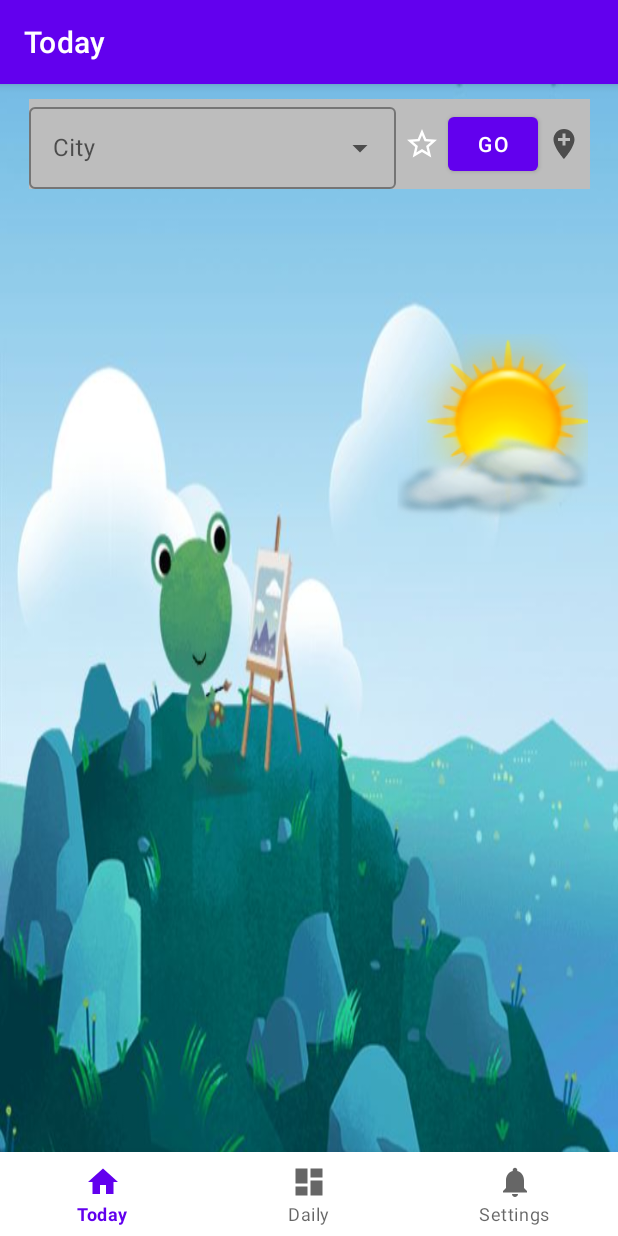
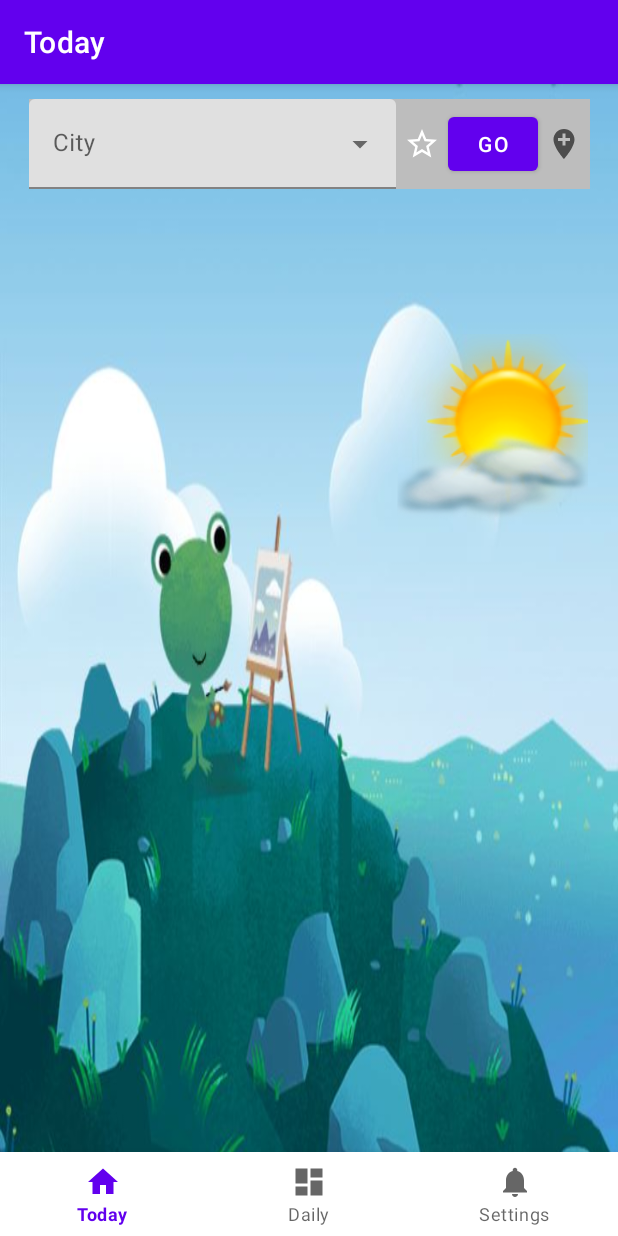
Before and after one commit to vysaghkt/Weather-App-Retrofit, an Android app: the screen it shows after launch (MainActivity), after a tap on "Favourites", on a phone screen of 412 x 824 dp. Run offline under Robolectric (Android 15) with nearby library versions, the phone set to English and light mode, and no system bars; our stand-ins replace Picasso, Room's generated code, navigation-ui; libraries missing offline, so code that uses them is left out: com.karumi.dexter; pictures from the network do not load; 1 statement that could not run was skipped.

Commit message:
Replaced Hardcoded strings

```diff
--- a/app/src/main/java/com/example/weatherappretrofit/ui/dashboard/DailyModel.kt
+++ b/app/src/main/java/com/example/weatherappretrofit/ui/dashboard/DailyModel.kt
@@ -4,5 +4,5 @@ data class DailyModel(
     val dayOfWeek: String,
     val dayTemp: String,
     val nightTemp: String,
-    val iconCode: String
+    val iconLink: String
 )
--- a/app/src/main/java/com/example/weatherappretrofit/ui/dashboard/ForecastAdapter.kt
+++ b/app/src/main/java/com/example/weatherappretrofit/ui/dashboard/ForecastAdapter.kt
@@ -33,7 +33,8 @@ class ForecastAdapter(private val items: List<DailyModel>, private val context:
         holder.dayTextView.text = item.dayOfWeek
         holder.dayTemp.text = item.dayTemp
         holder.nightTemp.text = item.nightTemp
-        Picasso.get().load("http://openweathermap.org/img/wn/${item.iconCode}@4x.png")
+        Picasso.get()
+            .load(item.iconLink)
             .placeholder(R.drawable.ic_baseline_image_24)
             .into(holder.climateIcon)
     }
--- a/app/src/main/java/com/example/weatherappretrofit/ui/home/TodayFragment.kt
+++ b/app/src/main/java/com/example/weatherappretrofit/ui/home/TodayFragment.kt
@@ -69,7 +69,8 @@ class TodayFragment : Fragment() {
 
             binding.searchButton.setOnClickListener {
                 if (binding.citySearch.text.isEmpty()) {
-                    Toast.makeText(activity, "Please Enter a City Name", Toast.LENGTH_LONG).show()
+                    Toast.makeText(activity, getString(R.string.no_city_entered), Toast.LENGTH_LONG)
+                        .show()
                 } else {
                     setWeatherDataUI(binding.citySearch.text.toString(), unitSelected)
                 }
@@ -84,8 +85,16 @@ class TodayFragment : Fragment() {
             }
 
             binding.favouriteIcon.setOnClickListener {
-                todayViewModel.addCity(City(0, binding.citySearch.text.toString()))
-                setSelectedBackground()
+                if (binding.citySearch.text.isNotEmpty()) {
+                    todayViewModel.addCity(City(0, binding.citySearch.text.toString()))
+                    setSelectedBackground()
+                } else {
+                    Toast.makeText(
+                        requireContext(),
+                        getString(R.string.no_city_entered),
+                        Toast.LENGTH_SHORT
+                    ).show()
+                }
             }
         })
 
@@ -145,9 +154,9 @@ class TodayFragment : Fragment() {
     private fun getForecastWeather(latitude: Double?, longitude: Double?, unit: String) {
 
         val unitSelected = if (unit == "Imperial") {
-            "Imperial"
+            getString(R.string.imperial)
         } else {
-            "Metric"
+            getString(R.string.metric)
         }
 
         val degreeUnit = if (unitSelected == "Metric") {
@@ -161,7 +170,8 @@ class TodayFragment : Fragment() {
         }
         todayViewModel.getForecastData(latitude!!, longitude!!, unitSelected)
         todayViewModel.forecastData.observe(viewLifecycleOwner, {
-            val sdf = SimpleDateFormat("dd MMMM, hh:mm", Locale.getDefault())
+            val sdf =
+                SimpleDateFormat(getString(R.string.today_fragment_time_format), Locale.ENGLISH)
             val updatedDateTime = sdf.format(Date(it?.current?.dt?.toLong()?.times(1000)!!))
             binding.dateTime.text = updatedDateTime
             binding.minMax.text =
@@ -174,7 +184,7 @@ class TodayFragment : Fragment() {
             binding.climateType.text = it.current.weather?.get(0)?.main
             val icon = it.current.weather?.get(0)?.icon
             Picasso.get()
-                .load("http://openweathermap.org/img/wn/$icon@4x.png")
+                .load(getString(R.string.link_for_icon, icon))
                 .placeholder(R.drawable.ic_baseline_image_24)
                 .into(binding.climateImage)
         })
--- a/app/src/main/res/layout/fragment_today.xml
+++ b/app/src/main/res/layout/fragment_today.xml
@@ -26,7 +26,7 @@
 
             <com.google.android.material.textfield.TextInputLayout
                 android:id="@+id/textInputLayout"
-                style="@style/Widget.MaterialComponents.TextInputLayout.OutlinedBox.ExposedDropdownMenu"
+                style="@style/Widget.MaterialComponents.TextInputLayout.FilledBox.ExposedDropdownMenu"
                 android:layout_width="250dp"
                 android:layout_height="60dp"
                 app:layout_constraintBottom_toBottomOf="parent"
@@ -45,20 +45,7 @@
                     android:textColor="@color/black" />
 
             </com.google.android.material.textfield.TextInputLayout>
-            <!--
-            <AutoCompleteTextView
-                android:id="@+id/citySearch"
-                android:layout_width="250dp"
-                android:layout_height="wrap_content"
-                android:layout_marginEnd="5dp"
-                android:autofillHints=""
-                android:hint="@string/city_hint"
-                android:inputType="text"
-                android:textColor="@color/black"
-                app:layout_constraintEnd_toStartOf="@id/favouriteIcon"
-                app:layout_constraintStart_toStartOf="parent"
-                app:layout_constraintTop_toTopOf="parent" />
--->
+
             <ImageView
                 android:id="@+id/favouriteIcon"
                 android:layout_width="wrap_content"
--- a/app/src/main/res/values/strings.xml
+++ b/app/src/main/res/values/strings.xml
@@ -4,19 +4,28 @@
     <string name="title_dashboard">Daily</string>
     <string name="title_notifications">Settings</string>
 
-    <!-- Home Fragment Layout -->
+    <!-- Today Fragment Layout -->
     <string name="city_hint">City</string>
     <string name="search_button_text">GO</string>
     <string name="favorite_icon">Favourites</string>
     <string name="location_icon">Location</string>
     <string name="climate_image">Climate</string>
 
-    <!--Home Fragment-->
+    <!--Today Fragment-->
     <string name="day">Day</string>
     <string name="night">Night</string>
     <string name="feels_like">Feels Like</string>
     <string name="celsius">\u2103</string>
     <string name="fahrenheit">\u2109</string>
+    <string name="today_fragment_time_format">dd MMMM, hh:mm</string>
+    <string name="link_for_icon">http://openweathermap.org/img/wn/%s@4x.png</string>
 
+    <!--Settings Fragment-->
     <string name="units">Units</string>
+
+    <string name="daily_fragment_time_format">EE, dd MMMM</string>
+
+    <string name="no_city_entered">Please Enter a City Name</string>
+    <string name="imperial">Imperial</string>
+    <string name="metric">Metric</string>
 </resources>
```
Also changed, not shown: app/src/main/java/com/example/weatherappretrofit/ui/dashboard/DailyFragment.kt (+11 -5 lines).
